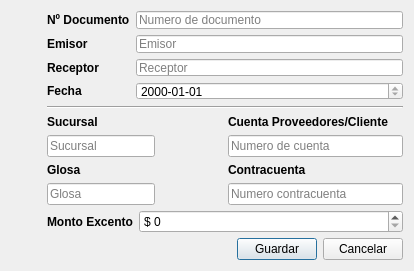
This is GUI/nuevoDocumentoDialog.ui in firenessmax/bte001 as Qt 5 draws it before an edit. The edited form follows.
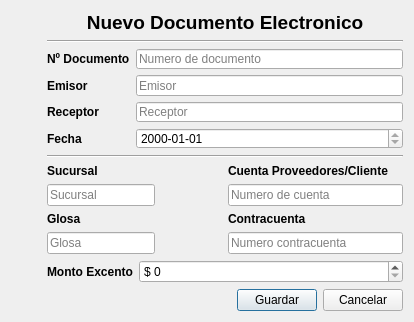
This is the edited form. Icons and pictures are not drawn.

```diff
--- a/GUI/nuevoDocumentoDialog.ui
+++ b/GUI/nuevoDocumentoDialog.ui
@@ -10,7 +10,7 @@
     <x>0</x>
     <y>0</y>
     <width>414</width>
-    <height>271</height>
+    <height>322</height>
    </rect>
   </property>
   <property name="sizePolicy">
@@ -22,13 +22,13 @@
   <property name="minimumSize">
    <size>
     <width>414</width>
-    <height>271</height>
+    <height>277</height>
    </size>
   </property>
   <property name="maximumSize">
    <size>
-    <width>414</width>
-    <height>271</height>
+    <width>16777215</width>
+    <height>16777215</height>
    </size>
   </property>
   <property name="windowTitle">
@@ -44,6 +44,35 @@
      <property name="leftMargin">
       <number>10</number>
      </property>
+     <item>
+      <widget class="QLabel" name="labelTitulo">
+       <property name="font">
+        <font>
+         <pointsize>14</pointsize>
+         <weight>75</weight>
+         <italic>false</italic>
+         <bold>true</bold>
+         <strikeout>false</strikeout>
+        </font>
+       </property>
+       <property name="styleSheet">
+        <string notr="true"/>
+       </property>
+       <property name="text">
+        <string>Nuevo Documento Electronico</string>
+       </property>
+       <property name="alignment">
+        <set>Qt::AlignCenter</set>
+       </property>
+      </widget>
+     </item>
+     <item>
+      <widget class="Line" name="line_2">
+       <property name="orientation">
+        <enum>Qt::Horizontal</enum>
+       </property>
+      </widget>
+     </item>
      <item>
       <layout class="QFormLayout" name="formLayout_3">
        <property name="fieldGrowthPolicy">
@@ -160,6 +189,9 @@
       <layout class="QHBoxLayout" name="horizontalLayout">
        <item>
         <layout class="QFormLayout" name="formLayout_4">
+         <property name="fieldGrowthPolicy">
+          <enum>QFormLayout::AllNonFixedFieldsGrow</enum>
+         </property>
          <item row="0" column="0">
           <widget class="QLabel" name="sucursalLabel">
            <property name="font">
```
Left out of the diff: 154 changed lines with no effect on the pictures.
